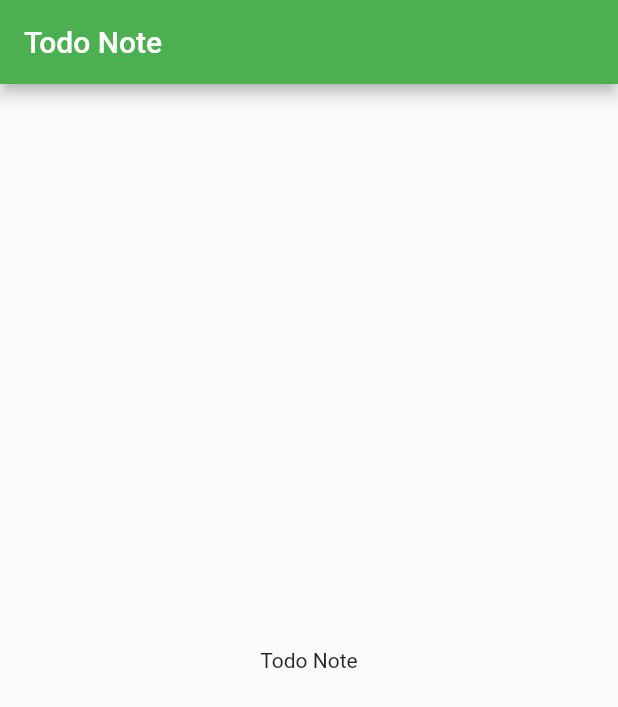
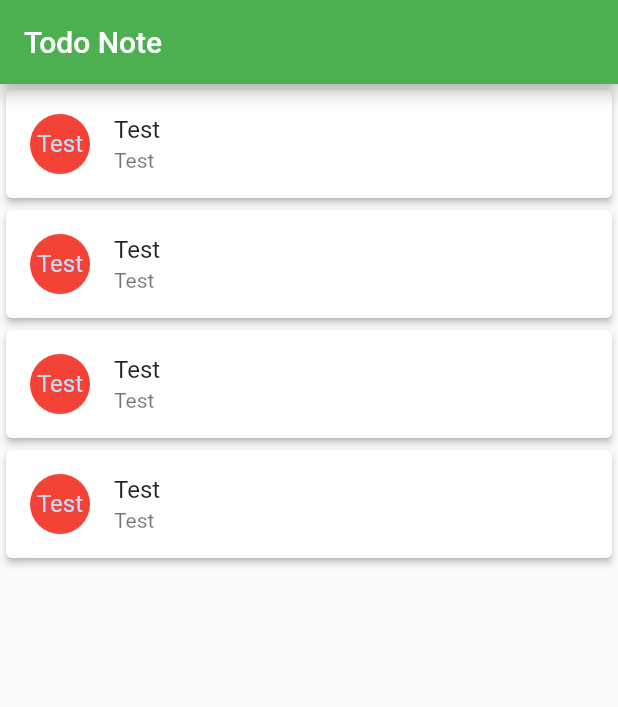
Before and after one commit to vietduy1512/flutter-note-demo, a Flutter app: the screen it shows after launch, on a phone screen of 412 x 824 dp. Shown: the top 707 px of the screen. Run offline on Flutter 3.47's test engine with Material 2 defaults, Android fonts, the phone set to English and light mode, and no system bars.

Commit message:
3. Implement basic ListView

```diff
--- a/note_demo/lib/main.dart
+++ b/note_demo/lib/main.dart
@@ -28,8 +28,25 @@ class _HomePageState extends State<HomePage> {
       appBar: AppBar(
         title: Text(widget.title),
       ),
-      body: Center(
-        child: Text(widget.title),
+      body: ListView.builder(
+        itemCount: 4,
+        itemBuilder: (BuildContext context, int position) {
+          return Card(
+            color: Colors.white,
+            elevation: 2.0,
+            child: ListTile(
+              leading: CircleAvatar(
+                backgroundColor: Colors.red,
+                child: Text("Test")
+              ),
+              title: Text("Test"),
+              subtitle: Text("Test"),
+              onTap: () {
+                debugPrint("Button is tapped.");
+              },
+            )
+          );
+        },
       )
     );
   }
```
